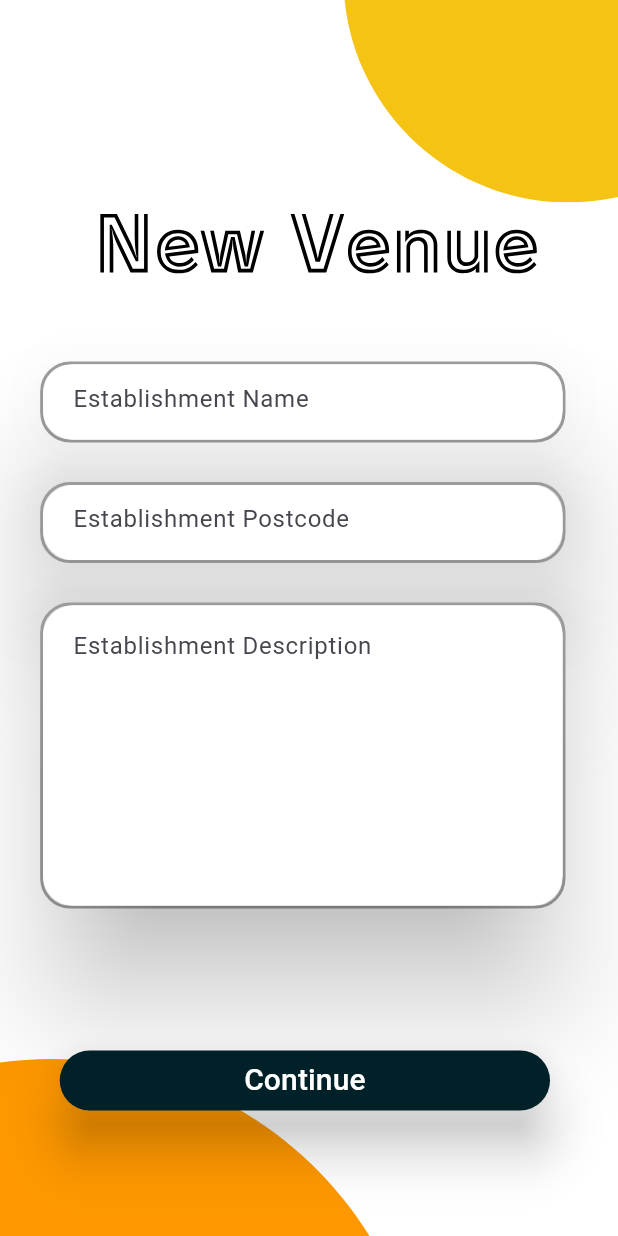
After one commit to LegacyMMC/AleTrail, a Flutter app: the EstablishmentProductOnePage screen opened directly, on a phone screen of 412 x 824 dp. The commit adds this screen. Run offline on Flutter 3.47's test engine with Material 3 defaults, Android fonts, the phone set to English and light mode, and no system bars; our stand-ins replace animated_notch_bottom_bar, cloud_firestore, firebase_auth, firebase_core, firebase_storage, flutter_svg and 3 more; accounts and stored records are empty.

```diff
--- /dev/null
+++ b/lib/pages/Menu/EstablishmentNewProductFirstStep.dart
@@ -0,0 +1,212 @@
+import 'package:AleTrail/constants/ThemeConstants.dart';
+import 'package:flutter/material.dart';
+import 'package:flutter_svg/flutter_svg.dart';
+import '../../firebase_api_controller.dart';
+
+class EstablishmentProductOnePage extends StatefulWidget {
+  const EstablishmentProductOnePage({super.key});
+
+  @override
+  State<EstablishmentProductOnePage> createState() => _EstablishmentOnePageState();
+}
+
+class _EstablishmentOnePageState extends State<EstablishmentProductOnePage> {
+  // User parameters
+  String EstablishmentName = "";
+  String EstablishmentAddress = "";
+  String EstablishmentDesc = "";
+
+  final TextEditingController _addressController = TextEditingController();
+
+  @override
+  Widget build(BuildContext context) {
+    final Size screenSize = MediaQuery.of(context).size;
+    final double screenWidth = screenSize.width;
+    final double screenHeight = screenSize.height;
+
+    // Define relative positions and sizes based on screen dimensions
+    final double orangeCornerBottom = screenHeight * 0.0000001 - 110;
+    final double aleTrailTitleTop = screenHeight * 0.15;
+    final double registerButtonTop = screenHeight * 0.65;
+
+    return Scaffold(
+      resizeToAvoidBottomInset:
+      false, // Prevents resizing when keyboard appears
+      body: Container(
+        color: Colors.white,
+        child: Stack(
+          children: [
+            Positioned(
+              bottom: orangeCornerBottom,
+              left: 0,
+              child: SvgPicture.asset(
+                "lib/assets/images/svg/orangeCorner.svg",
+                colorFilter:
+                const ColorFilter.mode(Colors.orange, BlendMode.srcIn),
+                semanticsLabel: 'Orange Corner SVG',
+              ),
+            ),
+            Positioned(
+              top: aleTrailTitleTop,
+              right: screenWidth * 0.125,
+              child: SvgPicture.asset(
+                "lib/assets/images/svg/AleTrailNewVenue.svg",
+                semanticsLabel: 'AleTrail New Venue',
+              ),
+            ),
+            Positioned(
+              top: registerButtonTop *
+                  0.45, // Adjust this value according to your layout
+              right: screenWidth * 0.085,
+              child: Container(
+                width: screenWidth * 0.85,
+                decoration: BoxDecoration(
+                  border:
+                  Border.all(color: Colors.grey, width: 2), // Outer border
+                  borderRadius: BorderRadius.circular(20),
+                ),
+                child: Material(
+                  elevation: 35, // Set the elevation here
+                  borderRadius: BorderRadius.circular(20),
+                  child: Container(
+                    height: 50, // Set the desired height for multi-line support
+                    decoration: BoxDecoration(
+                      color: Colors.white,
+                      borderRadius: BorderRadius.circular(20),
+                    ),
+                    child: TextField(
+                      keyboardType: TextInputType.multiline,
+                      maxLines:
+                      null, // Allows the TextField to support multiple lines
+                      onChanged: (value) {
+                        EstablishmentName = value;
+                      },
+                      decoration: const InputDecoration(
+                        hintText: 'Establishment Name',
+                        border: InputBorder.none, // Remove the internal border
+                        contentPadding: EdgeInsets.fromLTRB(20, 15, 20,
+                            15), // Adjust padding for multi-line support
+                      ),
+                    ),
+                  ),
+                ),
+              ),
+            ),
+            Positioned(
+              top: registerButtonTop *
+                  0.60, // Adjust this value according to your layout
+              right: screenWidth * 0.085,
+              child: Container(
+                width: screenWidth * 0.85,
+                decoration: BoxDecoration(
+                  border:
+                  Border.all(color: Colors.grey, width: 2), // Outer border
+                  borderRadius: BorderRadius.circular(20),
+                ),
+                child: Material(
+                  elevation: 35, // Set the elevation here
+                  borderRadius: BorderRadius.circular(20),
+                  child: Container(
+                    height: 50, // Set the desired height for multi-line support
+                    decoration: BoxDecoration(
+                      color: Colors.white,
+                      borderRadius: BorderRadius.circular(20),
+                    ),
+                    child: TextField(
+                      keyboardType: TextInputType.multiline,
+                      maxLines:
+                      null, // Allows the TextField to support multiple lines
+                      onChanged: (value) {
+                        EstablishmentAddress = value;
+                      },
+                      decoration: const InputDecoration(
+                        hintText: 'Establishment Postcode',
+                        border: InputBorder.none, // Remove the internal border
+                        contentPadding: EdgeInsets.fromLTRB(20, 15, 20,
+                            15), // Adjust padding for multi-line support
+                      ),
+                    ),
+                  ),
+                ),
+              ),
+            ),
+            Positioned(
+              top: registerButtonTop *
+                  0.75, // Adjust this value according to your layout
+              right: screenWidth * 0.085,
+              child: Container(
+                width: screenWidth * 0.85,
+                decoration: BoxDecoration(
+                  border:
+                  Border.all(color: Colors.grey, width: 2), // Outer border
+                  borderRadius: BorderRadius.circular(20),
+                ),
+                child: Material(
+                  elevation: 35, // Set the elevation here
+                  borderRadius: BorderRadius.circular(20),
+                  child: Container(
+                    height:
+                    200, // Set the desired height for multi-line support
+                    decoration: BoxDecoration(
+                      color: Colors.white,
+                      borderRadius: BorderRadius.circular(20),
+                    ),
+                    child: TextField(
+                      keyboardType: TextInputType.multiline,
+                      maxLines:
+                      null, // Allows the TextField to support multiple lines
+                      onChanged: (value) {
+                        EstablishmentDesc = value;
+                      },
+                      decoration: const InputDecoration(
+                        hintText: 'Establishment Description',
+                        border: InputBorder.none, // Remove the internal border
+                        contentPadding: EdgeInsets.fromLTRB(20, 15, 20,
+                            15), // Adjust padding for multi-line support
+                      ),
+                    ),
+                  ),
+                ),
+              ),
+            ),
+            Positioned(
+              top: registerButtonTop * 1.3,
+              right: screenWidth * 0.11,
+              child: ElevatedButton(
+                style: const ButtonStyle(
+                  elevation: WidgetStatePropertyAll(15),
+                  backgroundColor: WidgetStatePropertyAll(secondaryButton),
+                ),
+                onPressed: () async {
+                  // Check if name or address is empty
+                  if (EstablishmentName != "" && EstablishmentAddress != "") {
+                    // Register to backend
+                    String stepCompleted = await addNewVenueToFirebase(
+                        EstablishmentName, EstablishmentAddress);
+                    if (stepCompleted != "") {
+                    }
+                  }
+                },
+                child: Padding(
+                  padding: EdgeInsets.symmetric(horizontal: screenWidth * 0.24),
+                  child: const Text(
+                    "Continue",
+                    style: TextStyle(fontSize: 20, color: Colors.white),
+                  ),
+                ),
+              ),
+            ),
+            Positioned(
+              top: -50,
+              right: 0,
+              child: SvgPicture.asset(
+                "lib/assets/images/svg/yellowCorner.svg",
+                semanticsLabel: 'Yellow Corner SVG',
+              ),
+            ),
+          ],
+        ),
+      ),
+    );
+  }
+}
--- a/lib/pages/MenuProductView.dart
+++ b/lib/pages/MenuProductView.dart
@@ -6,7 +6,8 @@ class MenuProductView extends StatelessWidget {
   final String menuId;
   final String menuDesc;
 
-  const MenuProductView({super.key, required this.menuId, required this.menuDesc});
+  const MenuProductView(
+      {super.key, required this.menuId, required this.menuDesc});
 
   @override
   Widget build(BuildContext context) {
@@ -18,10 +19,10 @@ class MenuProductView extends StatelessWidget {
         future: getMenuProducts(menuId),
         builder: (context, snapshot) {
           if (snapshot.connectionState == ConnectionState.waiting) {
-            return Center(child: CircularProgressIndicator());
+            return const Center(child: CircularProgressIndicator());
           }
           if (!snapshot.hasData || snapshot.data!.isEmpty) {
-            return Center(child: Text('Sorry, no products found.'));
+            return const Center(child: Text('Sorry, no products found.'));
           }
 
           var products = snapshot.data!;
@@ -42,7 +43,7 @@ class MenuProductView extends StatelessWidget {
                   child: Column(
                     crossAxisAlignment: CrossAxisAlignment.start,
                     children: [
-                      Text(
+                      const Text(
                         'Beers',
                         style: TextStyle(
                           fontSize: 24,
@@ -50,10 +51,10 @@ class MenuProductView extends StatelessWidget {
                           color: primaryButton,
                         ),
                       ),
-                      SizedBox(height: 8),
+                      const SizedBox(height: 8),
                       Text(
                         menuDesc,
-                        style: TextStyle(
+                        style: const TextStyle(
                           fontSize: 16,
                           color: Colors.black54,
                         ),
@@ -79,11 +80,11 @@ class MenuProductView extends StatelessWidget {
   }
 
   Widget _buildProductCard(
-      BuildContext context,
-      String productName,
-      String productDescription,
-      double productPrice,
-      ) {
+    BuildContext context,
+    String productName,
+    String productDescription,
+    double productPrice,
+  ) {
     return Card(
       elevation: 10,
       margin: const EdgeInsets.symmetric(vertical: 8),
@@ -101,13 +102,15 @@ class MenuProductView extends StatelessWidget {
           style: const TextStyle(fontSize: 15),
         ),
         onTap: () {
-          _showProductDetails(context, productName, productDescription, productPrice);
+          _showProductDetails(
+              context, productName, productDescription, productPrice);
         },
       ),
     );
   }
 
-  void _showProductDetails(BuildContext context, String productName, String productDescription, double productPrice) {
+  void _showProductDetails(BuildContext context, String productName,
+      String productDescription, double productPrice) {
     showDialog(
       context: context,
       builder: (BuildContext context) {
```
Also changed, not shown: 1 other file.
